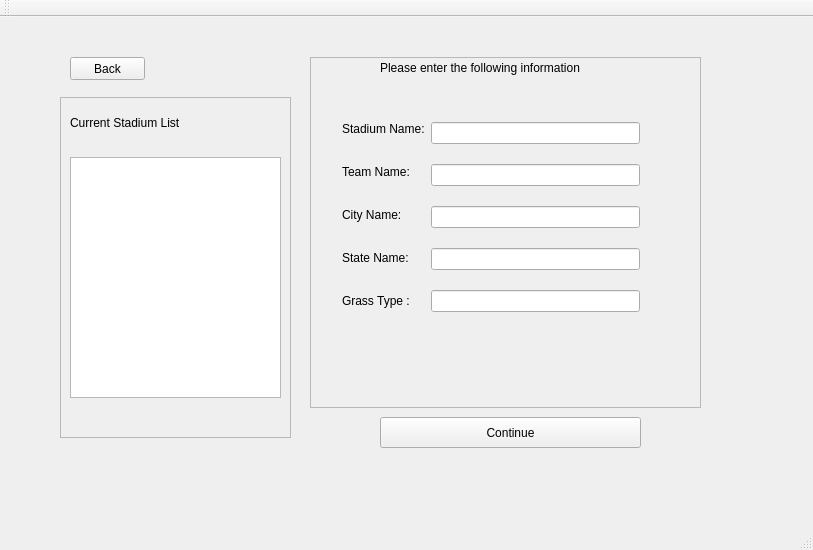
Old version of the form cs1dproject/mainwindow.ui in the repository AustinVaday/CS1D-Class-Project-2.
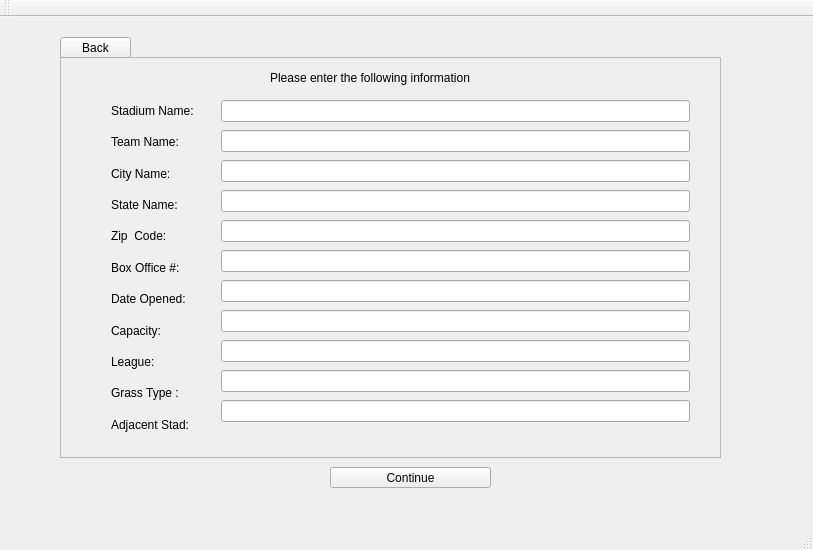
New version of the form. The open tabs and pages were chosen to show the change.

Commit message: Finalizing add stadium. Waiting on Erik's methods to update the database when given a stadium object

```diff
--- a/cs1dproject/mainwindow.ui
+++ b/cs1dproject/mainwindow.ui
@@ -1457,10 +1457,10 @@
      <widget class="QFrame" name="frame_2">
       <property name="geometry">
        <rect>
-        <x>260</x>
+        <x>10</x>
         <y>20</y>
-        <width>391</width>
-        <height>351</height>
+        <width>661</width>
+        <height>401</height>
        </rect>
       </property>
       <property name="frameShape">
@@ -1472,9 +1472,9 @@
       <widget class="QLabel" name="label_titleAddStadium">
        <property name="geometry">
         <rect>
-         <x>70</x>
-         <y>0</y>
-         <width>251</width>
+         <x>210</x>
+         <y>10</y>
+         <width>331</width>
          <height>21</height>
         </rect>
        </property>
@@ -1485,10 +1485,10 @@
       <widget class="QWidget" name="layoutWidget">
        <property name="geometry">
         <rect>
-         <x>110</x>
-         <y>40</y>
-         <width>231</width>
-         <height>241</height>
+         <x>150</x>
+         <y>30</y>
+         <width>491</width>
+         <height>359</height>
         </rect>
        </property>
        <layout class="QVBoxLayout" name="verticalLayout_5">
@@ -1504,18 +1504,36 @@
         <item>
          <widget class="QLineEdit" name="lineEdit_stateName"/>
         </item>
+        <item>
+         <widget class="QLineEdit" name="lineEdit_zipCode"/>
+        </item>
+        <item>
+         <widget class="QLineEdit" name="lineEdit_boxOfficeNum"/>
+        </item>
+        <item>
+         <widget class="QLineEdit" name="lineEdit_dateOpened"/>
+        </item>
+        <item>
+         <widget class="QLineEdit" name="lineEdit_capacity"/>
+        </item>
+        <item>
+         <widget class="QLineEdit" name="lineEdit_league"/>
+        </item>
         <item>
          <widget class="QLineEdit" name="lineEdit_grassType"/>
         </item>
+        <item>
+         <widget class="QLineEdit" name="lineEdit_adjacentStadiums"/>
+        </item>
        </layout>
       </widget>
       <widget class="QWidget" name="layoutWidget">
        <property name="geometry">
         <rect>
-         <x>21</x>
-         <y>42</y>
-         <width>109</width>
-         <height>231</height>
+         <x>40</x>
+         <y>30</y>
+         <width>112</width>
+         <height>361</height>
         </rect>
        </property>
        <layout class="QVBoxLayout" name="verticalLayout_6">
@@ -1547,6 +1565,41 @@
           </property>
          </widget>
         </item>
+        <item>
+         <widget class="QLabel" name="label_zipCode">
+          <property name="text">
+           <string>Zip  Code:</string>
+          </property>
+         </widget>
+        </item>
+        <item>
+         <widget class="QLabel" name="label_2">
+          <property name="text">
+           <string>Box Office #:</string>
+          </property>
+         </widget>
+        </item>
+        <item>
+         <widget class="QLabel" name="label_5">
+          <property name="text">
+           <string>Date Opened:</string>
+          </property>
+         </widget>
+        </item>
+        <item>
+         <widget class="QLabel" name="label_6">
+          <property name="text">
+           <string>Capacity:</string>
+          </property>
+         </widget>
+        </item>
+        <item>
+         <widget class="QLabel" name="label_7">
+          <property name="text">
+           <string>League:</string>
+          </property>
+         </widget>
+        </item>
         <item>
          <widget class="QLabel" name="label_grassTypeLabel">
           <property name="text">
@@ -1554,55 +1607,23 @@
           </property>
          </widget>
         </item>
+        <item>
+         <widget class="QLabel" name="label_8">
+          <property name="text">
+           <string>Adjacent Stad:</string>
+          </property>
+         </widget>
+        </item>
        </layout>
       </widget>
      </widget>
-     <widget class="QFrame" name="frame_1">
-      <property name="geometry">
-       <rect>
-        <x>10</x>
-        <y>60</y>
-        <width>231</width>
-        <height>341</height>
-       </rect>
-      </property>
-      <property name="frameShape">
-       <enum>QFrame::StyledPanel</enum>
-      </property>
-      <property name="frameShadow">
-       <enum>QFrame::Raised</enum>
-      </property>
-      <widget class="QListWidget" name="listWidget_currentStadiums">
-       <property name="geometry">
-        <rect>
-         <x>10</x>
-         <y>60</y>
-         <width>211</width>
-         <height>241</height>
-        </rect>
-       </property>
-      </widget>
-      <widget class="QLabel" name="label_currentStadiumList">
-       <property name="geometry">
-        <rect>
-         <x>10</x>
-         <y>10</y>
-         <width>201</width>
-         <height>31</height>
-        </rect>
-       </property>
-       <property name="text">
-        <string>Current Stadium List</string>
-       </property>
-      </widget>
-     </widget>
      <widget class="QPushButton" name="button_continueAddStadium">
       <property name="geometry">
        <rect>
-        <x>330</x>
-        <y>380</y>
-        <width>261</width>
-        <height>31</height>
+        <x>280</x>
+        <y>430</y>
+        <width>161</width>
+        <height>21</height>
        </rect>
       </property>
       <property name="text">
@@ -1612,10 +1633,10 @@
      <widget class="QPushButton" name="button_backAddStadium">
       <property name="geometry">
        <rect>
-        <x>20</x>
-        <y>20</y>
-        <width>75</width>
-        <height>23</height>
+        <x>10</x>
+        <y>0</y>
+        <width>71</width>
+        <height>21</height>
        </rect>
       </property>
       <property name="text">
```
Left out of the diff: 6 changed lines with no effect on the pictures. The commit also changes 8 other files.
